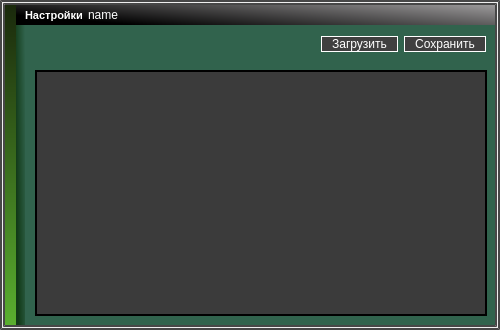
This is src/SettingsWindow.ui in sabudilovskiy/MagicBoxReduxCmake as Qt 5 draws it before an edit. The edited form follows.
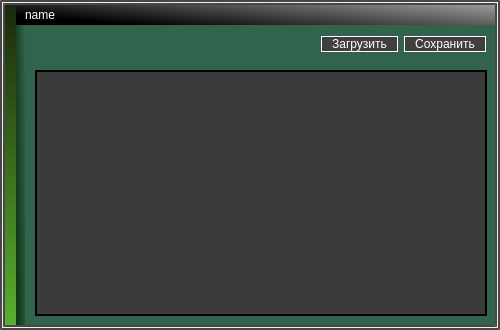
This is the edited form. Icons and pictures are not drawn.

```diff
--- a/src/SettingsWindow.ui
+++ b/src/SettingsWindow.ui
@@ -153,28 +153,6 @@
           <property name="bottomMargin">
            <number>0</number>
           </property>
-          <item>
-           <widget class="QLabel" name="label">
-            <property name="sizePolicy">
-             <sizepolicy hsizetype="Preferred" vsizetype="Preferred">
-              <horstretch>0</horstretch>
-              <verstretch>0</verstretch>
-             </sizepolicy>
-            </property>
-            <property name="font">
-             <font>
-              <pointsize>8</pointsize>
-              <bold>true</bold>
-             </font>
-            </property>
-            <property name="styleSheet">
-             <string notr="true"/>
-            </property>
-            <property name="text">
-             <string>Настройки</string>
-            </property>
-           </widget>
-          </item>
           <item>
            <widget class="QLabel" name="label_name">
             <property name="text">
```
